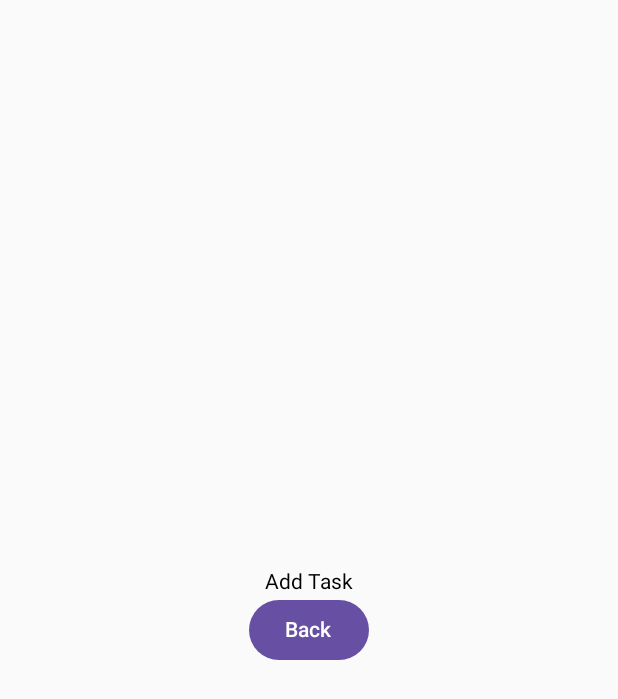
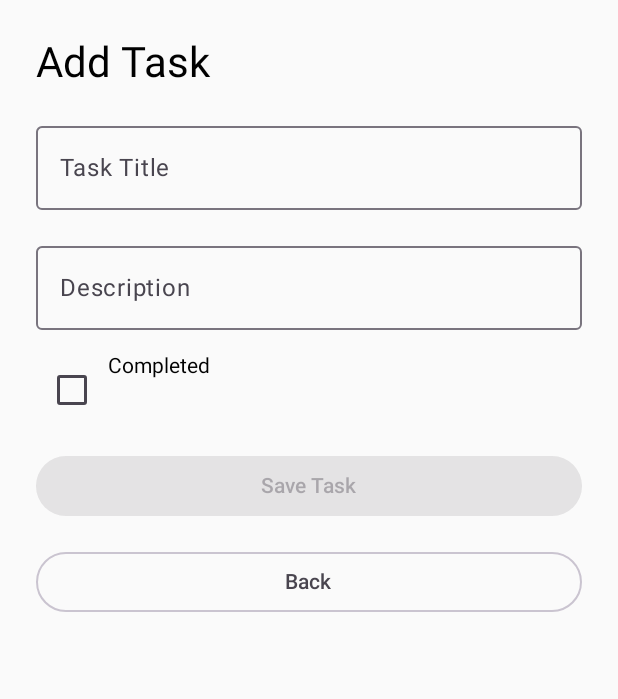
Before and after one commit to Karim-sz/StudyMate, an Android app built with Jetpack Compose: the TaskFormActivity screen opened directly, with no data from a screen before it, on a phone screen of 412 x 824 dp. Shown: the top 699 px of the screen. Run offline under Robolectric (Android 15) with nearby library versions, the phone set to English and light mode, and no system bars.

Commit message:
Task form UI implementation by Youssef Gerges

```diff
--- a/app/src/main/java/com/example/studymate/TaskFormActivity.kt
+++ b/app/src/main/java/com/example/studymate/TaskFormActivity.kt
@@ -1,19 +1,11 @@
 
 package com.example.studymate
 
+import android.content.Intent
 import android.os.Bundle
 import androidx.activity.ComponentActivity
 import androidx.activity.compose.setContent
-import androidx.compose.foundation.layout.Arrangement
-import androidx.compose.foundation.layout.Column
-import androidx.compose.foundation.layout.fillMaxSize
-import androidx.compose.foundation.layout.padding
-import androidx.compose.material3.Button
-import androidx.compose.material3.Text
-import androidx.compose.runtime.Composable
-import androidx.compose.ui.Alignment
-import androidx.compose.ui.Modifier
-import androidx.compose.ui.unit.dp
+import com.example.studymate.ui.TaskFormScreen
 
 class TaskFormActivity : ComponentActivity() {
 
@@ -23,32 +15,24 @@ class TaskFormActivity : ComponentActivity() {
         val taskId = intent.getIntExtra("TASK_ID", -1)
 
         setContent {
-            TaskFormPlaceholder(
+            TaskFormScreen(
                 isEditing = taskId != -1,
-                onBack = { finish() }
+
+                onSave = { title, description, completed ->
+
+                    val result = Intent()
+                    result.putExtra("TASK_TITLE", title)
+                    result.putExtra("TASK_DESCRIPTION", description)
+                    result.putExtra("TASK_COMPLETED", completed)
+
+                    setResult(RESULT_OK, result)
+                    finish()
+                },
+
+                onBack = {
+                    finish()
+                }
             )
         }
     }
 }
-
-@Composable
-fun TaskFormPlaceholder(
-    isEditing: Boolean,
-    onBack: () -> Unit
-) {
-    Column(
-        modifier = Modifier
-            .fillMaxSize()
-            .padding(24.dp),
-        horizontalAlignment = Alignment.CenterHorizontally,
-        verticalArrangement = Arrangement.Center
-    ) {
-        Text(
-            text = if (isEditing) "Edit Task" else "Add Task"
-        )
-
-        Button(onClick = onBack) {
-            Text(text = "Back")
-        }
-    }
-}
--- /dev/null
+++ b/app/src/main/java/com/example/studymate/ui/TaskFormScreen.kt
@@ -0,0 +1,71 @@
+
+package com.example.studymate.ui
+
+import androidx.compose.foundation.layout.*
+import androidx.compose.material3.*
+import androidx.compose.runtime.*
+import androidx.compose.ui.Modifier
+import androidx.compose.ui.unit.dp
+
+@Composable
+fun TaskFormScreen(
+    isEditing: Boolean,
+    onSave: (String, String, Boolean) -> Unit,
+    onBack: () -> Unit
+) {
+    var title by remember { mutableStateOf("") }
+    var description by remember { mutableStateOf("") }
+    var completed by remember { mutableStateOf(false) }
+
+    Column(
+        modifier = Modifier
+            .fillMaxSize()
+            .padding(24.dp),
+        verticalArrangement = Arrangement.spacedBy(16.dp)
+    ) {
+
+        Text(
+            text = if (isEditing) "Edit Task" else "Add Task",
+            style = MaterialTheme.typography.headlineMedium
+        )
+
+        OutlinedTextField(
+            value = title,
+            onValueChange = { title = it },
+            label = { Text("Task Title") },
+            modifier = Modifier.fillMaxWidth()
+        )
+
+        OutlinedTextField(
+            value = description,
+            onValueChange = { description = it },
+            label = { Text("Description") },
+            modifier = Modifier.fillMaxWidth()
+        )
+
+        Row {
+            Checkbox(
+                checked = completed,
+                onCheckedChange = { completed = it }
+            )
+            Text("Completed")
+        }
+
+        Button(
+            onClick = {
+                onSave(title, description, completed)
+            },
+            enabled = title.isNotBlank(),
+            modifier = Modifier.fillMaxWidth()
+        ) {
+            Text("Save Task")
+        }
+
+        OutlinedButton(
+            onClick = onBack,
+            modifier = Modifier.fillMaxWidth()
+        ) {
+            Text("Back")
+        }
+    }
+}
```
